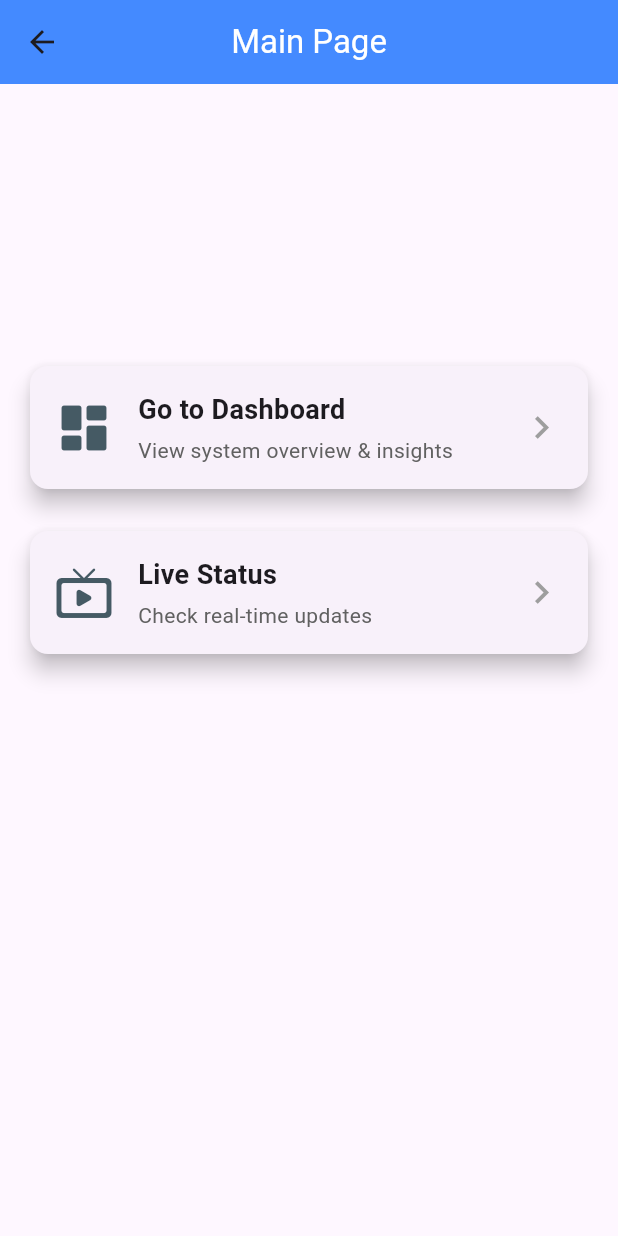
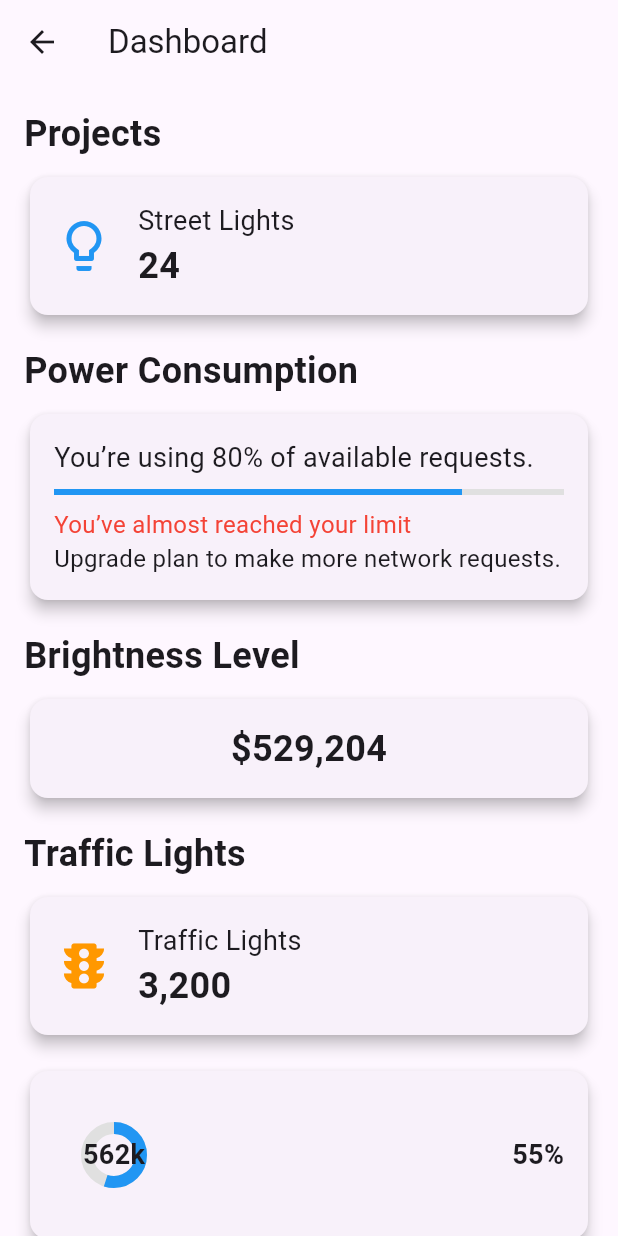
Before and after one commit to Lwys885/flutter351, a Flutter app: the MainPageWidget screen opened by its route, after a tap on "Go to Dashboard", on a phone screen of 412 x 824 dp. Run offline on Flutter 3.47's test engine with Material 3 defaults, Android fonts, the phone set to English and light mode, and no system bars.

Commit message:
Besm Allah,  Dashboard, live status page completed.

```diff
--- a/lib/main.dart
+++ b/lib/main.dart
@@ -1,4 +1,6 @@
 import 'package:flutter/material.dart';
+import 'package:flutter351/widgets/dashboard.dart';
+import 'package:flutter351/widgets/livestatus.dart';
 import 'package:flutter351/widgets/loginpage.dart';
 import 'package:flutter351/widgets/mainpage.dart';
 
@@ -37,6 +39,9 @@
       routes: {
         '/': (context) => LoginPage(),
         'MainPage': (context) => MainPageWidget(),
+        'Dashboard': (context) => Dashboard(),
+        'LiveStatus': (context) =>  LiveStatusScreen(),
+
       },
     );
   }
--- /dev/null
+++ b/lib/widgets/dashboard.dart
@@ -0,0 +1,180 @@
+import 'package:flutter/material.dart';
+
+class Dashboard extends StatelessWidget {
+  @override
+  Widget build(BuildContext context) {
+    return Scaffold(
+        appBar: AppBar(
+          title: Text('Dashboard'),
+        ),
+        body: SingleChildScrollView(
+          child: Padding(
+            padding: const EdgeInsets.all(16.0),
+            child: Column(
+              crossAxisAlignment: CrossAxisAlignment.start,
+              children: [
+                Text(
+                  'Projects',
+                  style: TextStyle(fontSize: 24, fontWeight: FontWeight.bold),
+                ),
+                SizedBox(height: 8),
+                _buildProjectCard(Icons.lightbulb_outline, 'Street Lights', '24'),
+                SizedBox(height: 16),
+                Text(
+                  'Power Consumption',
+                  style: TextStyle(fontSize: 24, fontWeight: FontWeight.bold),
+                ),
+                SizedBox(height: 8),
+                _buildPowerConsumptionCard(),
+                SizedBox(height: 16),
+                Text(
+                  'Brightness Level',
+                  style: TextStyle(fontSize: 24, fontWeight: FontWeight.bold),
+                ),
+                SizedBox(height: 8),
+                _buildBrightnessLevelCard('\$529,204'),
+                SizedBox(height: 16),
+                Text(
+                  'Traffic Lights',
+                  style: TextStyle(fontSize: 24, fontWeight: FontWeight.bold),
+                ),
+                SizedBox(height: 8),
+                _buildTrafficLightsCard(Icons.traffic, '3,200'),
+                SizedBox(height: 16),
+                _buildFooterWithChart('562k', '55%'),
+              ],
+            ),
+          ),
+        ),
+      );
+  }
+
+  Widget _buildProjectCard(IconData icon, String title, String value) {
+    return Card(
+      elevation: 4,
+      child: Padding(
+        padding: const EdgeInsets.all(16.0),
+        child: Row(
+          children: [
+            Icon(icon, size: 40, color: Colors.blue),
+            SizedBox(width: 16),
+            Column(
+              crossAxisAlignment: CrossAxisAlignment.start,
+              children: [
+                Text(title, style: TextStyle(fontSize: 18)),
+                Text(value, style: TextStyle(fontSize: 24, fontWeight: FontWeight.bold)),
+              ],
+            ),
+          ],
+        ),
+      ),
+    );
+  }
+
+  Widget _buildPowerConsumptionCard() {
+    return Card(
+      elevation: 4,
+      child: Padding(
+        padding: const EdgeInsets.all(16.0),
+        child: Column(
+          crossAxisAlignment: CrossAxisAlignment.start,
+          children: [
+            Text(
+              'You’re using 80% of available requests.',
+              style: TextStyle(fontSize: 18),
+            ),
+            SizedBox(height: 8),
+            LinearProgressIndicator(
+              value: 0.8,
+              backgroundColor: Colors.grey[300],
+              valueColor: AlwaysStoppedAnimation<Color>(Colors.blue),
+            ),
+            SizedBox(height: 8),
+            Text(
+              'You’ve almost reached your limit',
+              style: TextStyle(fontSize: 16, color: Colors.red),
+            ),
+            Text(
+              'Upgrade plan to make more network requests.',
+              style: TextStyle(fontSize: 16),
+            ),
+          ],
+        ),
+      ),
+    );
+  }
+
+  Widget _buildBrightnessLevelCard(String value) {
+    return Card(
+      elevation: 4,
+      child: Padding(
+        padding: const EdgeInsets.all(16.0),
+        child: Center(
+          child: Text(
+            value,
+            style: TextStyle(fontSize: 24, fontWeight: FontWeight.bold),
+          ),
+        ),
+      ),
+    );
+  }
+
+  Widget _buildTrafficLightsCard(IconData icon, String value) {
+    return Card(
+      elevation: 4,
+      child: Padding(
+        padding: const EdgeInsets.all(16.0),
+        child: Row(
+          children: [
+            Icon(icon, size: 40, color: Colors.orange),
+            SizedBox(width: 16),
+            Column(
+              crossAxisAlignment: CrossAxisAlignment.start,
+              children: [
+                Text('Traffic Lights', style: TextStyle(fontSize: 18)),
+                Text(value, style: TextStyle(fontSize: 24, fontWeight: FontWeight.bold)),
+              ],
+            ),
+          ],
+        ),
+      ),
+    );
+  }
+
+  Widget _buildFooterWithChart(String value, String percentage) {
+    return Card(
+      elevation: 4,
+      child: Padding(
+        padding: const EdgeInsets.all(16.0),
+        child: Row(
+          mainAxisAlignment: MainAxisAlignment.spaceBetween,
+          children: [
+            SizedBox(
+              width: 80,
+              height: 80,
+              child: Stack(
+                alignment: Alignment.center,
+                children: [
+                  CircularProgressIndicator(
+                    value: 0.55, // 55%
+                    backgroundColor: Colors.grey[300],
+                    valueColor: AlwaysStoppedAnimation<Color>(Colors.blue),
+                    strokeWidth: 8,
+                  ),
+                  Text(
+                    value,
+                    style: TextStyle(fontSize: 18, fontWeight: FontWeight.bold),
+                  ),
+                ],
+              ),
+            ),
+            Text(
+              percentage,
+              style: TextStyle(fontSize: 18, fontWeight: FontWeight.bold),
+            ),
+          ],
+        ),
+      ),
+    );
+  }
+}
--- a/lib/widgets/loginpage.dart
+++ b/lib/widgets/loginpage.dart
@@ -32,7 +32,7 @@ class _LoginPageState extends State<LoginPage> {
     return Scaffold(
       body: Center(
         child: Padding(
-          padding: const EdgeInsets.symmetric(horizontal: 24.0),
+          padding: const EdgeInsets.symmetric(horizontal: 300.0),
           child: Column(
             mainAxisSize: MainAxisSize.min,
             crossAxisAlignment: CrossAxisAlignment.center,
```
Also changed, not shown: lib/widgets/livestatus.dart (added, +121 -0 lines).
